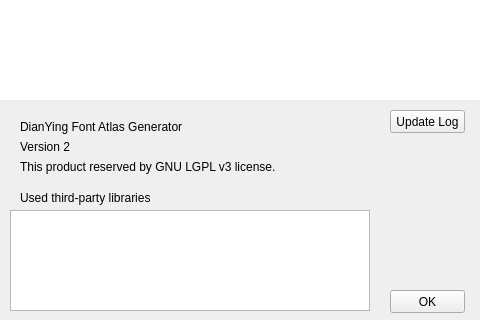
First picture: the form in DyFontAtlasGenerator/DyWindowAbout.ui, repository liliilli/DianYing, before the edit.
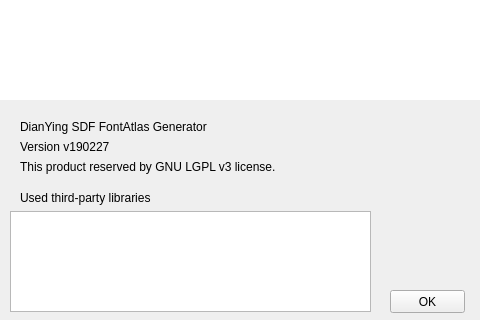
Second picture: the form after the edit.

Commit message: [Add] About window

Diff of the .ui file:
```diff
--- a/DyFontAtlasGenerator/DyWindowAbout.ui
+++ b/DyFontAtlasGenerator/DyWindowAbout.ui
@@ -29,7 +29,7 @@
     </rect>
    </property>
    <property name="text">
-    <string>DianYing Font Atlas Generator</string>
+    <string>DianYing SDF FontAtlas Generator</string>
    </property>
    <property name="alignment">
     <set>Qt::AlignLeading|Qt::AlignLeft|Qt::AlignTop</set>
@@ -45,7 +45,7 @@
     </rect>
    </property>
    <property name="text">
-    <string>Version 2</string>
+    <string>Version v190227</string>
    </property>
    <property name="alignment">
     <set>Qt::AlignLeading|Qt::AlignLeft|Qt::AlignTop</set>
@@ -80,16 +80,6 @@
     <string>Used third-party libraries</string>
    </property>
   </widget>
-  <widget class="QListView" name="LV_Library">
-   <property name="geometry">
-    <rect>
-     <x>10</x>
-     <y>210</y>
-     <width>360</width>
-     <height>101</height>
-    </rect>
-   </property>
-  </widget>
   <widget class="QPushButton" name="PB_OK">
    <property name="geometry">
     <rect>
@@ -125,18 +115,15 @@
     <enum>QFrame::Plain</enum>
    </property>
   </widget>
-  <widget class="QPushButton" name="PB_Log">
+  <widget class="QListWidget" name="LW_Library">
    <property name="geometry">
     <rect>
-     <x>390</x>
-     <y>110</y>
-     <width>75</width>
-     <height>23</height>
+     <x>10</x>
+     <y>211</y>
+     <width>361</width>
+     <height>101</height>
     </rect>
    </property>
-   <property name="text">
-    <string>Update Log</string>
-   </property>
   </widget>
  </widget>
  <layoutdefault spacing="6" margin="11"/>
```
The commit also changes 5 other files.
